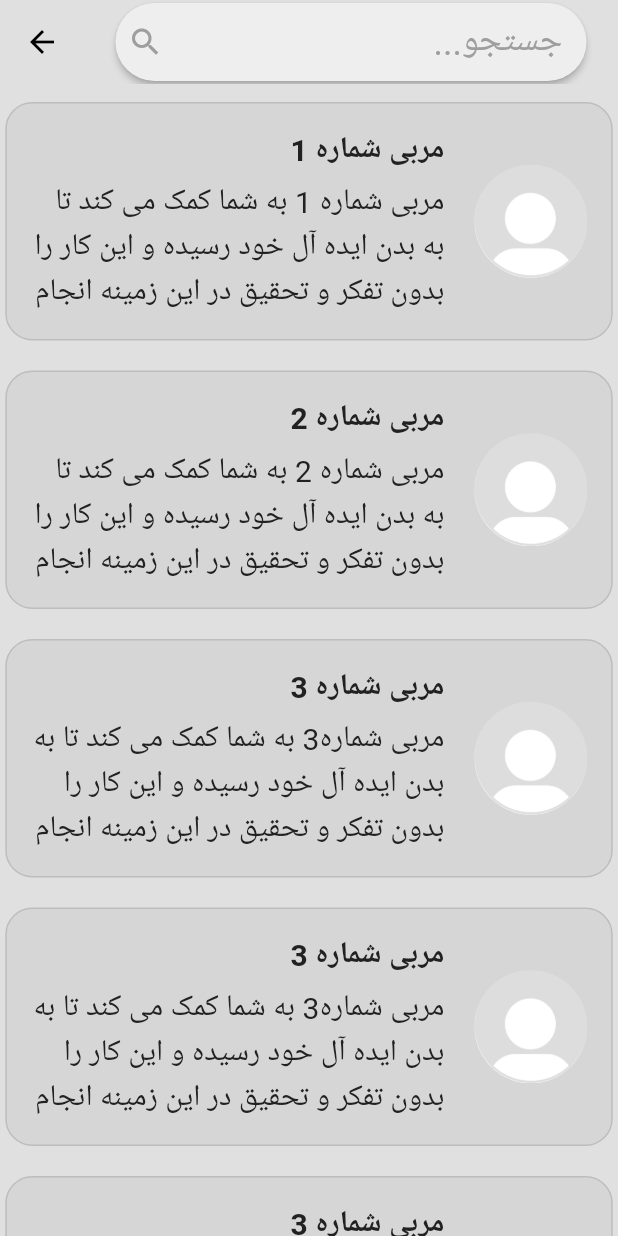
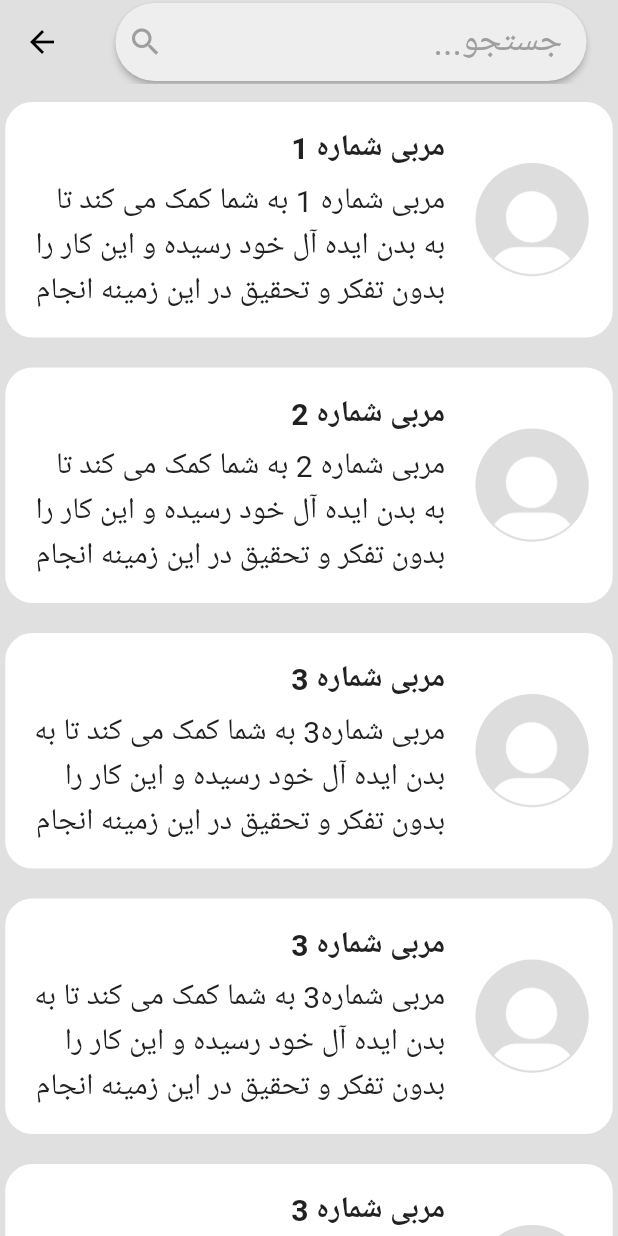
Before and after one commit to parsashu/fitness-app-flutter, a Flutter app: the SearchPage screen opened directly, on a phone screen of 412 x 824 dp. Run offline on Flutter 3.47's test engine with Material 3 defaults, Android fonts, the phone set to English and light mode, and no system bars; our stand-ins replace firebase_auth, firebase_core, google_nav_bar, shared_preferences; accounts and stored records are empty.

Commit message:
polish search page

```diff
--- a/lib/components/containers/my_box.dart
+++ b/lib/components/containers/my_box.dart
@@ -18,13 +18,8 @@
     return Container(
       width: 405,
       decoration: BoxDecoration(
-        color: Colors.grey[350],
+        color: Theme.of(context).colorScheme.primaryContainer,
         borderRadius: BorderRadius.circular(18),
-        border: Border.all(
-
-          color: Colors.grey[400]!, //
-          width: 1,
-        ),
       ),
       child: Padding(
         padding: const EdgeInsets.all(16),
@@ -66,7 +61,7 @@
                 flex: 3,
                 child: Avatar(
                   imagePath: imagePath,
-                )
+                ),
               ),
           ],
         ),
```
